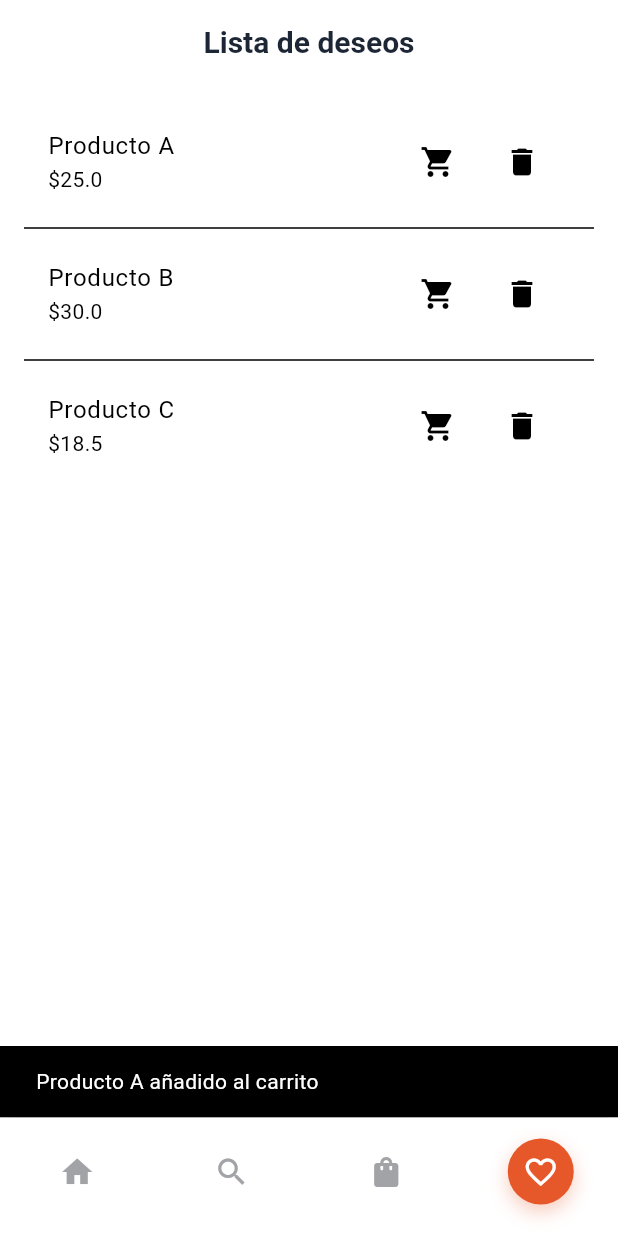
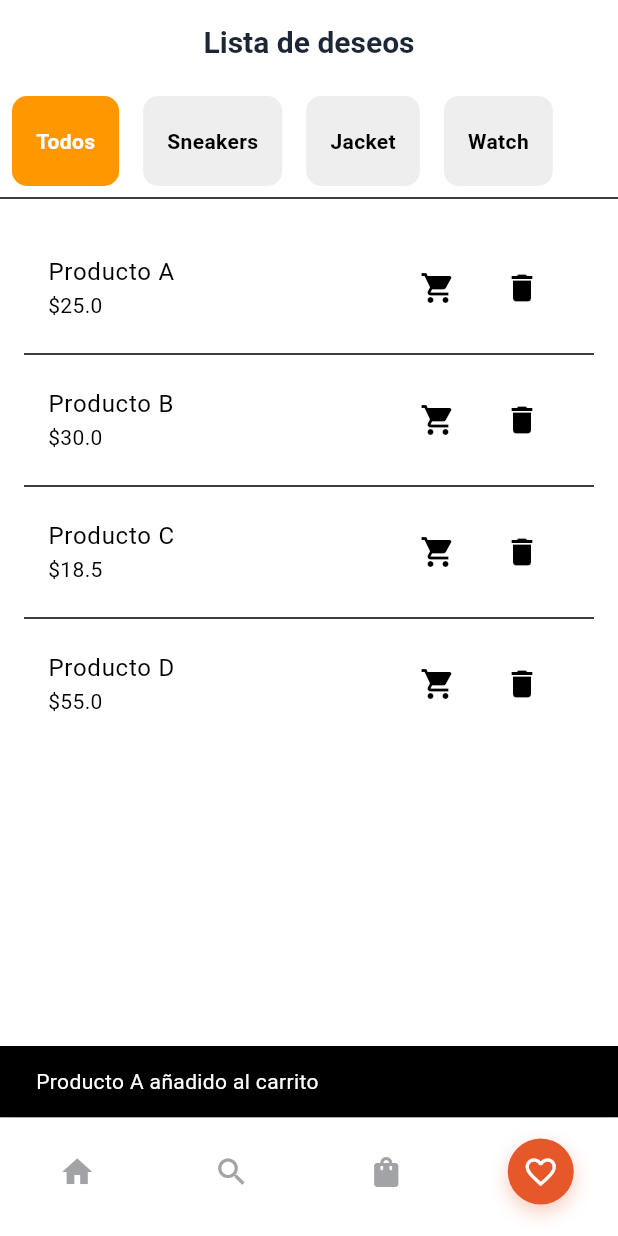
Before and after one commit to DanielfQo/Tienda_online, a Flutter app: the screen it shows after launch, item 4 of the bottom bar chosen, after a tap on the "shopping cart" icon, on a phone screen of 412 x 824 dp. Run offline on Flutter 3.47's test engine with Material 3 defaults, Android fonts, the phone set to English and light mode, and no system bars; our stand-ins replace fl_chart, go_router; accounts and stored records are empty.

Commit message:
wishlist_page categorias de productos

```diff
--- a/lib/presentation/pages/wish_list_page.dart
+++ b/lib/presentation/pages/wish_list_page.dart
@@ -8,53 +8,103 @@ class WishListPage extends StatefulWidget {
 }
 
 class _WishListPageState extends State<WishListPage> {
-  final List<Map<String, dynamic>> wishListItems = [
-    {'name': 'Producto A', 'price': 25.0},
-    {'name': 'Producto B', 'price': 30.0},
-    {'name': 'Producto C', 'price': 18.5},
+  List<Map<String, dynamic>> wishListItems = [
+    {'name': 'Producto A', 'price': 25.0, 'category': 'Sneakers'},
+    {'name': 'Producto B', 'price': 30.0, 'category': 'Watch'},
+    {'name': 'Producto C', 'price': 18.5, 'category': 'Sneakers'},
+    {'name': 'Producto D', 'price': 55.0, 'category': 'Jacket'},
   ];
+
+  String? selectedCategory; //null ==== mostrar todos
+
+  void _addToCart(int index) {
+    ScaffoldMessenger.of(context).showSnackBar(
+      SnackBar(content: Text('${wishListItems[index]["name"]} añadido al carrito')),
+    );
+  }
 
   void _removeFromWishlist(int index) {
     setState(() {
       wishListItems.removeAt(index);
     });
+  }
 
+  void _viewProductDetails(Map<String, dynamic> product) {
     ScaffoldMessenger.of(context).showSnackBar(
-      const SnackBar(content: Text('Producto eliminado de la lista de deseos')),
+      SnackBar(content: Text('Detalles de ${product["name"]}')),
     );
   }
 
-  void _addToCart(int index) {
-    final item = wishListItems[index];
-    ScaffoldMessenger.of(context).showSnackBar(
-      SnackBar(content: Text('${item['name']} añadido al carrito')),
+  Widget _buildCategorySelector() {
+    final categories = ['Todos', 'Sneakers', 'Jacket', 'Watch'];
+
+    return SizedBox(
+      height: 60,
+      child: ListView.builder(
+        scrollDirection: Axis.horizontal,
+        itemCount: categories.length,
+        itemBuilder: (context, index) {
+          final cat = categories[index];
+          final isSelected = (selectedCategory == null && cat == 'Todos') ||
+          (selectedCategory == cat);
+
+          return GestureDetector(
+            onTap: () {
+              setState(() {
+                selectedCategory = (cat == 'Todos') ? null : cat;
+              });
+            },
+            child: Container(
+              margin: const EdgeInsets.symmetric(horizontal: 8),
+              padding: const EdgeInsets.symmetric(horizontal: 16, vertical: 10),
+              decoration: BoxDecoration(
+                color: isSelected ? Colors.orange : Colors.grey.shade200,
+                borderRadius: BorderRadius.circular(10),
+              ),
+              child: Center(
+                child: Text(
+                  cat,
+                  style: TextStyle(
+                    color: isSelected ? Colors.white : Colors.black,
+                    fontWeight: FontWeight.bold,
+                  ),
+                ),
+              ),
+            ),
           );
-  }
-
-  void _viewProductDetails(Map<String, dynamic> product) { //para despues
-    ScaffoldMessenger.of(context).showSnackBar(
-      SnackBar(content: Text('Ver detalles de ${product['name']}')),
+        },
+      ),
     );
   }
 
   @override
   Widget build(BuildContext context) {
+    final filteredItems = selectedCategory == null
+    ? wishListItems
+    : wishListItems
+    .where((item) => item['category'] == selectedCategory)
+    .toList();
+
     return Scaffold(
       appBar: AppBar(
         title: const Text("Lista de deseos"),
         centerTitle: true,
       ),
-      body: wishListItems.isEmpty
-      ? const Center(
-        child: Text("No hay productos en tu lista de deseos."),
-      )
+      body: Column(
+        crossAxisAlignment: CrossAxisAlignment.start,
+        children: [
+          const SizedBox(height: 8),
+          _buildCategorySelector(),
+          const Divider(),
+          Expanded(
+            child: filteredItems.isEmpty
+            ? const Center(child: Text("No hay productos en esta categoría."))
             : ListView.separated(
               padding: const EdgeInsets.all(16),
-        itemCount: wishListItems.length,
+              itemCount: filteredItems.length,
               separatorBuilder: (_, __) => const Divider(),
               itemBuilder: (context, index) {
-          final item = wishListItems[index];
-
+                final item = filteredItems[index];
                 return ListTile(
                   onTap: () => _viewProductDetails(item),
                   title: Text(item['name']),
@@ -77,6 +127,9 @@ class _WishListPageState extends State<WishListPage> {
                 );
               },
             ),
+          ),
+        ],
+      ),
     );
   }
 }
```
Lines whose indentation alone changed are shown as unchanged.
